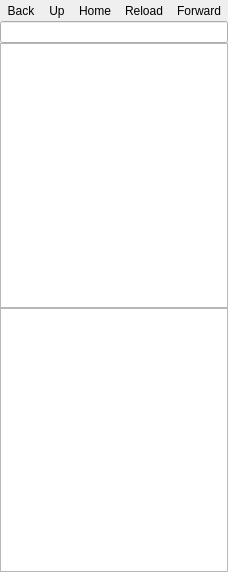
smokris/qtedit4, file src/widgets/filesystembrowser.ui: the form before one commit.
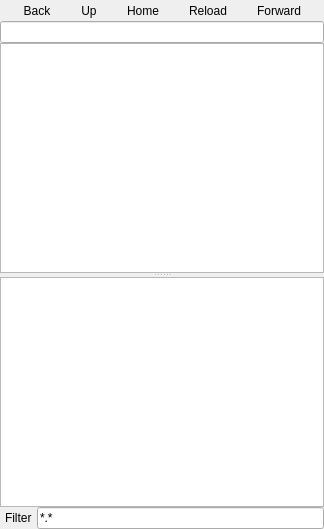
The form after the commit.

Commit message: * main.cpp: use system includes for iplugin.h  * filesystembrowser*: the widget is now pretty much usable. UI reconstructed, tree vire is hidden under a QSplitter which by default only displays the list view. The UI also contains a file name filter.  * systembrowser_plh.*: on file clicks ask the plugin manager to open the file.

Patch:
```diff
--- a/src/widgets/filesystembrowser.ui
+++ b/src/widgets/filesystembrowser.ui
@@ -6,8 +6,8 @@
    <rect>
     <x>0</x>
     <y>0</y>
-    <width>173</width>
-    <height>572</height>
+    <width>324</width>
+    <height>529</height>
    </rect>
   </property>
   <property name="windowTitle" >
@@ -102,10 +102,63 @@
     <widget class="QLineEdit" name="locationLineEdit" />
    </item>
    <item>
-    <widget class="QTreeView" name="treeView" />
+    <widget class="QSplitter" name="splitter" >
+     <property name="orientation" >
+      <enum>Qt::Vertical</enum>
+     </property>
+     <widget class="QTreeView" name="treeView" />
+     <widget class="QListView" name="listView" />
+    </widget>
    </item>
    <item>
-    <widget class="QListView" name="listView" />
+    <layout class="QHBoxLayout" >
+     <item>
+      <spacer>
+       <property name="orientation" >
+        <enum>Qt::Horizontal</enum>
+       </property>
+       <property name="sizeType" >
+        <enum>QSizePolicy::Maximum</enum>
+       </property>
+       <property name="sizeHint" >
+        <size>
+         <width>5</width>
+         <height>20</height>
+        </size>
+       </property>
+      </spacer>
+     </item>
+     <item>
+      <widget class="QLabel" name="label" >
+       <property name="text" >
+        <string>Filter</string>
+       </property>
+      </widget>
+     </item>
+     <item>
+      <spacer>
+       <property name="orientation" >
+        <enum>Qt::Horizontal</enum>
+       </property>
+       <property name="sizeType" >
+        <enum>QSizePolicy::Fixed</enum>
+       </property>
+       <property name="sizeHint" >
+        <size>
+         <width>5</width>
+         <height>20</height>
+        </size>
+       </property>
+      </spacer>
+     </item>
+     <item>
+      <widget class="QLineEdit" name="filterEdit" >
+       <property name="text" >
+        <string>*.*</string>
+       </property>
+      </widget>
+     </item>
+    </layout>
    </item>
   </layout>
  </widget>
```
Left out of the diff: 1 changed line with no effect on the pictures. The commit also changes 6 other files.
